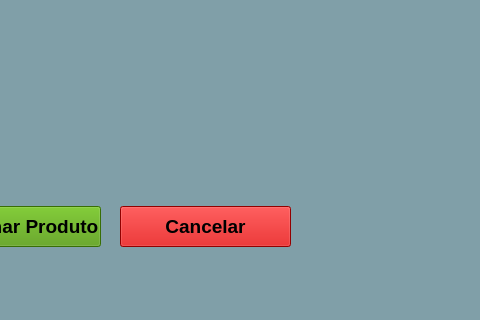
The window that Novo Produto e Serviço.ui (LeonardoMateini/KBT_System) describes before a commit, drawn with Qt 5; both pictures show x 200 to 680 and y 384 to 704 of the 1281 by 704 pixel window.
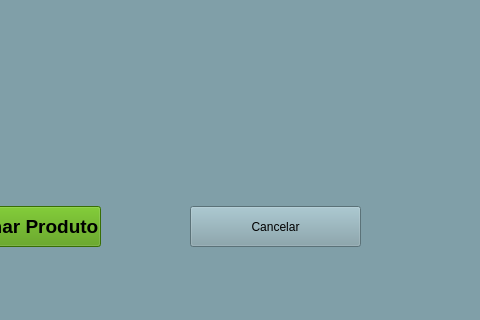
The same window after the commit.

Commit message: acesso ao bd

The edit to the form file:
```diff
--- a/Novo Produto e Serviço.ui
+++ b/Novo Produto e Serviço.ui
@@ -17,29 +17,6 @@
    <string notr="true">background-color: rgb(128, 159, 168);</string>
   </property>
   <widget class="QWidget" name="centralwidget">
-   <widget class="QPushButton" name="pushButton_3">
-    <property name="geometry">
-     <rect>
-      <x>320</x>
-      <y>590</y>
-      <width>171</width>
-      <height>41</height>
-     </rect>
-    </property>
-    <property name="font">
-     <font>
-      <pointsize>14</pointsize>
-      <weight>75</weight>
-      <bold>true</bold>
-     </font>
-    </property>
-    <property name="styleSheet">
-     <string notr="true">background-color: rgb(204, 0, 0);</string>
-    </property>
-    <property name="text">
-     <string>Cancelar</string>
-    </property>
-   </widget>
    <widget class="QLabel" name="label_3">
     <property name="geometry">
      <rect>
@@ -417,6 +394,19 @@
      </rect>
     </property>
    </widget>
+   <widget class="QPushButton" name="pushButton">
+    <property name="geometry">
+     <rect>
+      <x>390</x>
+      <y>590</y>
+      <width>171</width>
+      <height>41</height>
+     </rect>
+    </property>
+    <property name="text">
+     <string>Cancelar</string>
+    </property>
+   </widget>
   </widget>
   <widget class="QMenuBar" name="menubar">
    <property name="geometry">
```
The commit also changes 1 other file.
